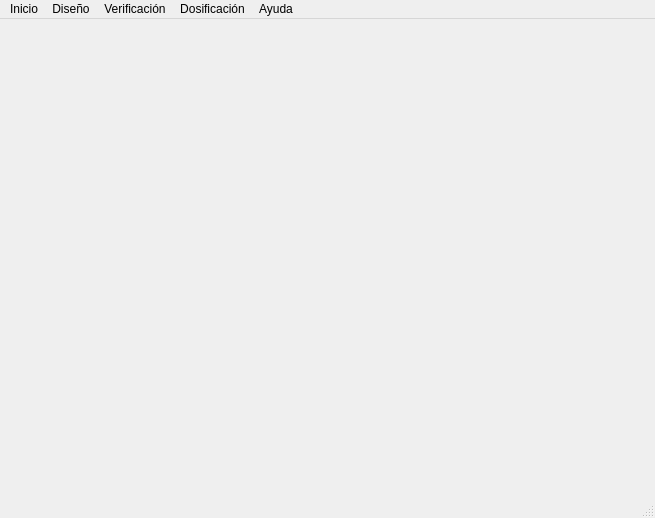
Qt form gui/ui/main_window.ui (AMK-ULTRA/Concretus) before a commit.
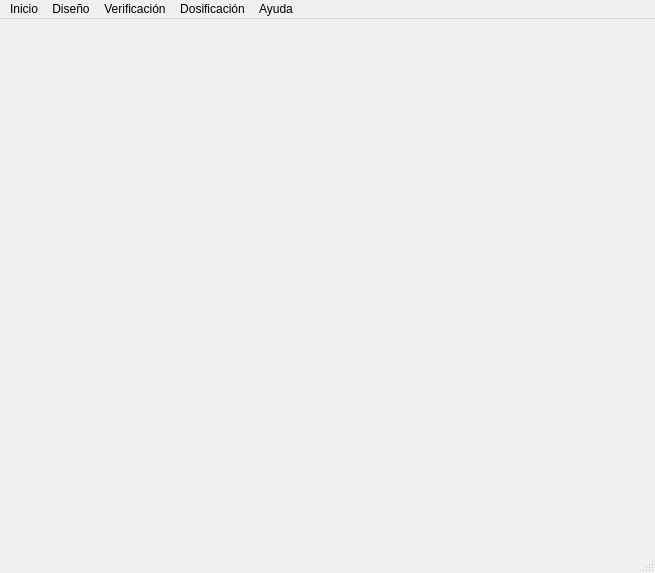
The same form after that commit.

What changed in the file:
```diff
--- a/gui/ui/main_window.ui
+++ b/gui/ui/main_window.ui
@@ -7,13 +7,13 @@
     <x>0</x>
     <y>0</y>
     <width>655</width>
-    <height>518</height>
+    <height>573</height>
    </rect>
   </property>
   <property name="minimumSize">
    <size>
     <width>655</width>
-    <height>518</height>
+    <height>573</height>
    </size>
   </property>
   <property name="windowTitle">
```
